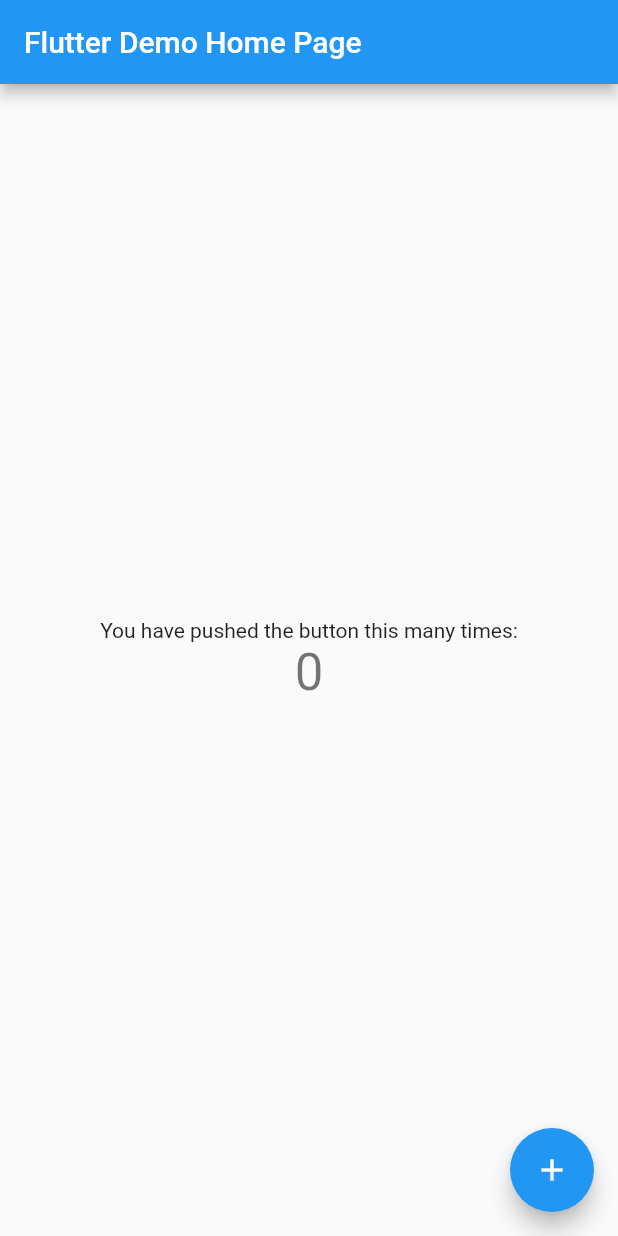
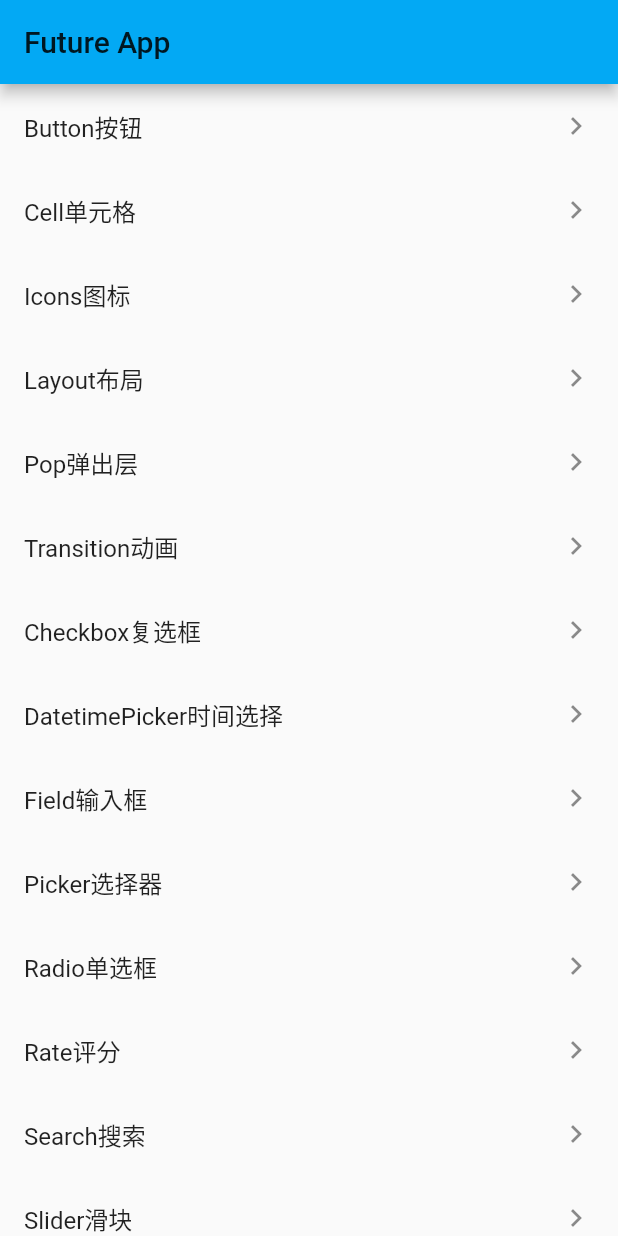
Before and after one commit to ViktorWong/Future, a Flutter app: the screen it shows after launch, on a phone screen of 412 x 824 dp. Run offline on Flutter 3.47's test engine with Material 2 defaults, Android fonts, the phone set to English and light mode, and no system bars.

Commit message:
feat: 初始化概览

```diff
--- a/lib/main.dart
+++ b/lib/main.dart
@@ -1,111 +1,73 @@
 import 'package:flutter/material.dart';
+import 'widgets/index.dart';
+import 'routes/index.dart';
 
-void main() => runApp(MyApp());
+void main() => runApp(new MyApp());
 
 class MyApp extends StatelessWidget {
-  // This widget is the root of your application.
   @override
   Widget build(BuildContext context) {
-    return MaterialApp(
-      title: 'Flutter Demo',
-      theme: ThemeData(
-        // This is the theme of your application.
-        //
-        // Try running your application with "flutter run". You'll see the
-        // application has a blue toolbar. Then, without quitting the app, try
-        // changing the primarySwatch below to Colors.green and then invoke
-        // "hot reload" (press "r" in the console where you ran "flutter run",
-        // or simply save your changes to "hot reload" in a Flutter IDE).
-        // Notice that the counter didn't reset back to zero; the application
-        // is not restarted.
-        primarySwatch: Colors.blue,
+    return new MaterialApp(
+      title: 'Future',
+      theme: new ThemeData(
+        primarySwatch: Colors.lightBlue,
       ),
-      home: MyHomePage(title: 'Flutter Demo Home Page'),
+      home: new MyHomePage(title: 'Future App'),
     );
   }
 }
 
 class MyHomePage extends StatefulWidget {
   MyHomePage({Key key, this.title}) : super(key: key);
-
-  // This widget is the home page of your application. It is stateful, meaning
-  // that it has a State object (defined below) that contains fields that affect
-  // how it looks.
-
-  // This class is the configuration for the state. It holds the values (in this
-  // case the title) provided by the parent (in this case the App widget) and
-  // used by the build method of the State. Fields in a Widget subclass are
-  // always marked "final".
-
   final String title;
 
   @override
-  _MyHomePageState createState() => _MyHomePageState();
+  _MyHomePageState createState() => new _MyHomePageState();
 }
 
 class _MyHomePageState extends State<MyHomePage> {
-  int _counter = 0;
-
-  void _incrementCounter() {
-    setState(() {
-      // This call to setState tells the Flutter framework that something has
-      // changed in this State, which causes it to rerun the build method below
-      // so that the display can reflect the updated values. If we changed
-      // _counter without calling setState(), then the build method would not be
-      // called again, and so nothing would appear to happen.
-      _counter++;
-    });
-  }
-
   @override
   Widget build(BuildContext context) {
-    // This method is rerun every time setState is called, for instance as done
-    // by the _incrementCounter method above.
-    //
-    // The Flutter framework has been optimized to make rerunning build methods
-    // fast, so that you can just rebuild anything that needs updating rather
-    // than having to individually change instances of widgets.
     return Scaffold(
-      appBar: AppBar(
-        // Here we take the value from the MyHomePage object that was created by
-        // the App.build method, and use it to set our appbar title.
-        title: Text(widget.title),
-      ),
-      body: Center(
-        // Center is a layout widget. It takes a single child and positions it
-        // in the middle of the parent.
-        child: Column(
-          // Column is also layout widget. It takes a list of children and
-          // arranges them vertically. By default, it sizes itself to fit its
-          // children horizontally, and tries to be as tall as its parent.
-          //
-          // Invoke "debug painting" (press "p" in the console, choose the
-          // "Toggle Debug Paint" action from the Flutter Inspector in Android
-          // Studio, or the "Toggle Debug Paint" command in Visual Studio Code)
-          // to see the wireframe for each widget.
-          //
-          // Column has various properties to control how it sizes itself and
-          // how it positions its children. Here we use mainAxisAlignment to
-          // center the children vertically; the main axis here is the vertical
-          // axis because Columns are vertical (the cross axis would be
-          // horizontal).
-          mainAxisAlignment: MainAxisAlignment.center,
-          children: <Widget>[
-            Text(
-              'You have pushed the button this many times:',
-            ),
-            Text(
-              '$_counter',
-              style: Theme.of(context).textTheme.display1,
-            ),
-          ],
-        ),
-      ),
-      floatingActionButton: FloatingActionButton(
-        onPressed: _incrementCounter,
-        tooltip: 'Increment',
-        child: Icon(Icons.add),
-      ), // This trailing comma makes auto-formatting nicer for build methods.
-    );
+        appBar: AppBar(title: Text(widget.title)),
+        body: ListPage([
+          PageInfo("Button按钮", (ctx) => TestRoute()),
+          PageInfo("Cell单元格", (ctx) => TestRoute()),
+          PageInfo("Icons图标", (ctx) => TestRoute()),
+          PageInfo("Layout布局", (ctx) => TestRoute()),
+          PageInfo("Pop弹出层", (ctx) => TestRoute()),
+          PageInfo("Transition动画", (ctx) => TestRoute()),
+          PageInfo("Checkbox复选框", (ctx) => TestRoute()),
+          PageInfo("DatetimePicker时间选择", (ctx) => TestRoute()),
+          PageInfo("Field输入框", (ctx) => TestRoute()),
+          PageInfo("Picker选择器", (ctx) => TestRoute()),
+          PageInfo("Radio单选框", (ctx) => TestRoute()),
+          PageInfo("Rate评分", (ctx) => TestRoute()),
+          PageInfo("Search搜索", (ctx) => TestRoute()),
+          PageInfo("Slider滑块", (ctx) => TestRoute()),
+          PageInfo("Stepper布进器", (ctx) => TestRoute()),
+          PageInfo("Switch开关", (ctx) => TestRoute()),
+          PageInfo("SwitchCell开关单元格", (ctx) => TestRoute()),
+          PageInfo("ActionSheet上拉菜单", (ctx) => TestRoute()),
+          PageInfo("Dialog弹出框", (ctx) => TestRoute()),
+          PageInfo("Loading加载", (ctx) => TestRoute()),
+          PageInfo("Notify消息通知", (ctx) => TestRoute()),
+          PageInfo("SwipeCell滑动单元格", (ctx) => TestRoute()),
+          PageInfo("Toast轻提示", (ctx) => TestRoute()),
+          PageInfo("Collapse折叠面板", (ctx) => TestRoute()),
+          PageInfo("NoticeBar通告栏", (ctx) => TestRoute()),
+          PageInfo("Panel面板", (ctx) => TestRoute()),
+          PageInfo("Progress进度条", (ctx) => TestRoute()),
+          PageInfo("Tag标记", (ctx) => TestRoute()),
+          PageInfo("TreeSelect分类选择", (ctx) => TestRoute()),
+          PageInfo("Badge徽章", (ctx) => TestRoute()),
+          PageInfo("NavBar导航栏", (ctx) => TestRoute()),
+          PageInfo("Tab标签页", (ctx) => TestRoute()),
+          PageInfo("Tabbar标签栏", (ctx) => TestRoute()),
+          PageInfo("Area省市区选择", (ctx) => TestRoute()),
+          PageInfo("Card商品卡片", (ctx) => TestRoute()),
+          PageInfo("SubmitBar提交订单栏", (ctx) => TestRoute()),
+          PageInfo("GoodsAction商品导航", (ctx) => TestRoute()),
+        ]));
   }
 }
--- /dev/null
+++ b/lib/routes/index.dart
@@ -0,0 +1 @@
+export 'test.dart';
--- /dev/null
+++ b/lib/routes/test.dart
@@ -0,0 +1,18 @@
+import 'package:flutter/material.dart';
+
+class TestRoute extends StatefulWidget {
+
+  @override
+  TestRouteState createState() {
+    return new TestRouteState();
+  }
+}
+
+class TestRouteState extends State<TestRoute> {
+  @override
+  Widget build(BuildContext context) {
+   return Container(
+     child:Center(child: Text('程序员小哥哥正在蓄势开发中...'),)
+   );
+  }
+}
--- /dev/null
+++ b/lib/widgets/index.dart
@@ -0,0 +1 @@
+export 'page_scaffold.dart';
--- /dev/null
+++ b/lib/widgets/page_scaffold.dart
@@ -0,0 +1,59 @@
+import 'package:flutter/material.dart';
+
+class PageScaffold extends StatelessWidget {
+  PageScaffold({
+    this.title,
+    this.body
+  });
+  final String title;
+  final Widget body;
+  @override
+  Widget build(BuildContext context) {
+
+    return Scaffold(
+      appBar: AppBar(title: Text(title),),
+      body: body,
+    );
+  }
+}
+
+class PageInfo {
+  PageInfo(this.title, this.builder, [this.withScaffold = true]);
+
+  String title;
+  WidgetBuilder builder;
+  bool withScaffold;
+}
+
+class ListPage extends StatelessWidget {
+  ListPage(this.children);
+
+  final List<PageInfo> children;
+
+  @override
+  Widget build(BuildContext context) {
+    return ListView(children:_generateItem(context));
+  }
+
+  void _openPage(BuildContext context,PageInfo page) {
+    Navigator.push(context, MaterialPageRoute(builder: (context) {
+      if (!page.withScaffold) {
+        return page.builder(context);
+      }
+      return PageScaffold(
+          title: page.title,
+          body: page.builder(context)
+      );
+    }));
+  }
+
+  List<Widget> _generateItem(BuildContext context) {
+    return children.map<Widget>((page) {
+      return ListTile(
+        title: Text(page.title),
+        trailing: Icon(Icons.keyboard_arrow_right),
+        onTap: () => _openPage(context,page),
+      );
+    }).toList();
+  }
+}
```
Also changed, not shown: 2 other files.
